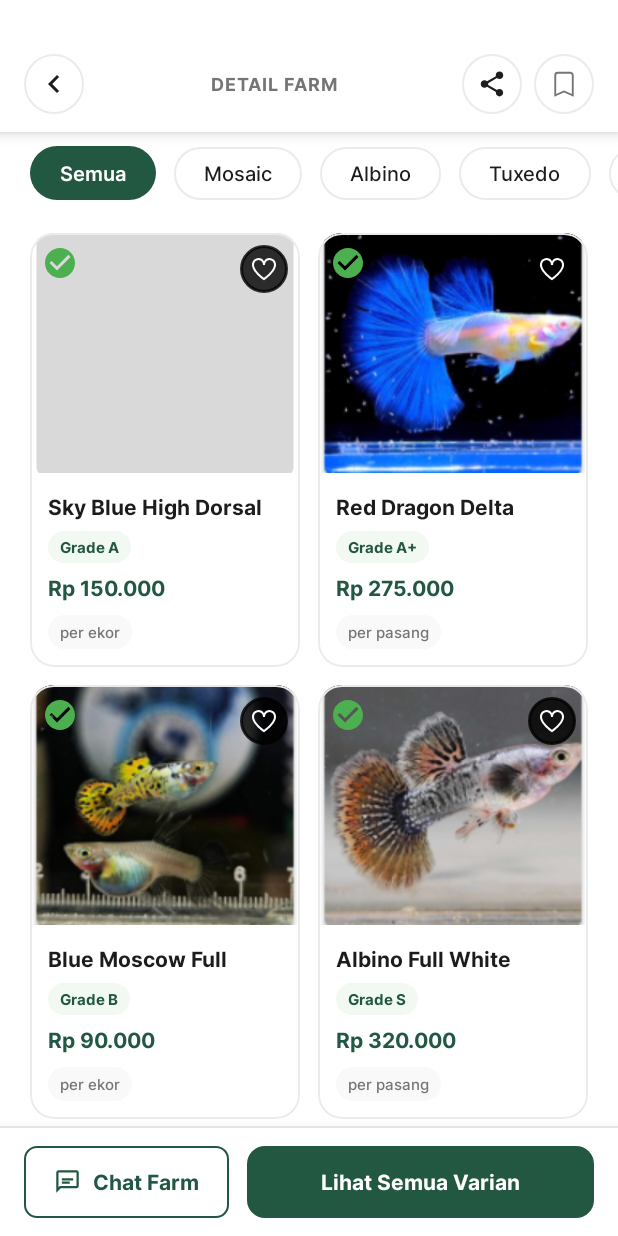
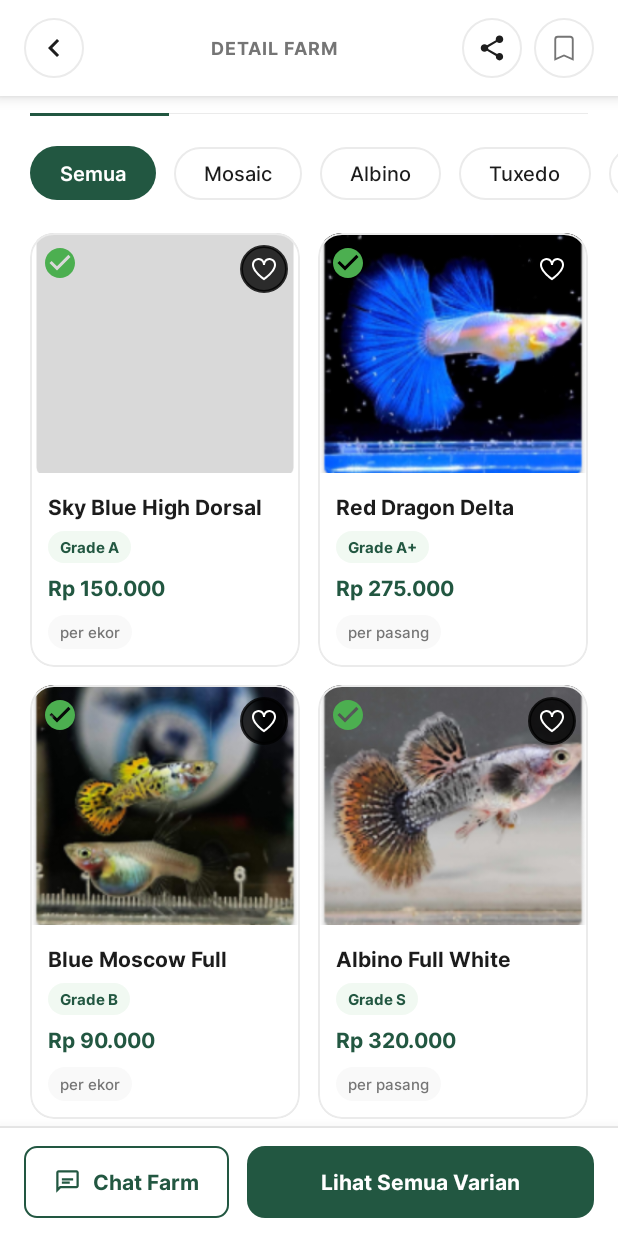
Before and after one commit to Marcelloaja/GuppyMarketIDN, an Android app: the DetailFarmActivity screen opened directly, with no data from a screen before it, on a phone screen of 412 x 824 dp. Run offline under Robolectric (Android 15) with nearby library versions, the phone set to English and light mode, and no system bars.

Commit message:
Remove excessive top padding/margin in DetailFarmActivity top bar layout for clean alignment

```diff
--- a/app/src/main/java/com/stiki/marcelloilham/guppymarketidn/menuHome/DetailFarmActivity.kt
+++ b/app/src/main/java/com/stiki/marcelloilham/guppymarketidn/menuHome/DetailFarmActivity.kt
@@ -47,7 +47,7 @@ class DetailFarmActivity : AppCompatActivity() {
         ViewCompat.setOnApplyWindowInsetsListener(findViewById(R.id.main)) { _, insets ->
             val systemBars = insets.getInsets(WindowInsetsCompat.Type.systemBars())
             topBarDetail.updatePadding(
-                top = systemBars.top + (12 * resources.displayMetrics.density).toInt()
+                top = systemBars.top + (8 * resources.displayMetrics.density).toInt()
             )
             insets
         }
--- a/app/src/main/res/layout/activity_detail_farm.xml
+++ b/app/src/main/res/layout/activity_detail_farm.xml
@@ -18,7 +18,7 @@
         android:background="@color/white"
         android:elevation="6dp"
         android:paddingHorizontal="16dp"
-        android:paddingTop="36dp"
+        android:paddingTop="12dp"
         android:paddingBottom="12dp"
         android:gravity="center_vertical"
         android:orientation="horizontal">
```
